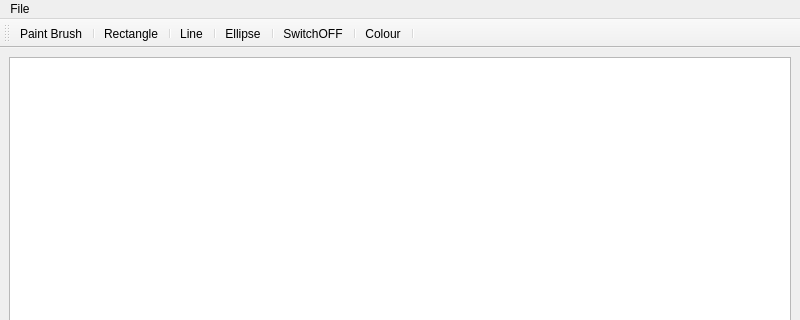
Qt form paint.ui (KirillBy/QT_Paint) before a commit; both pictures show x 0 to 800 and y 0 to 320 of the 800 by 600 pixel window.
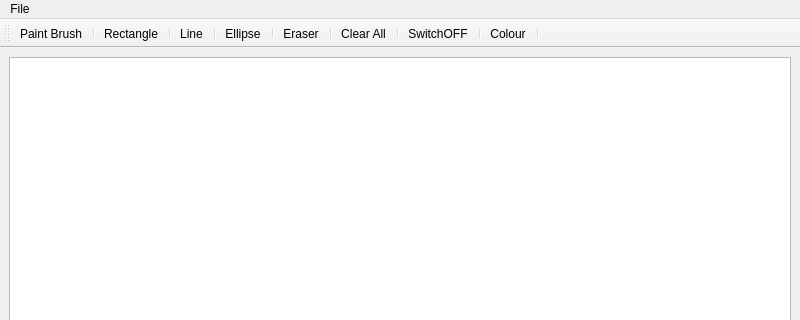
The same form after that commit. Icons and pictures are not drawn.

The edit to the form file:
```diff
--- a/paint.ui
+++ b/paint.ui
@@ -57,6 +57,10 @@
    <addaction name="separator"/>
    <addaction name="actionEllipse"/>
    <addaction name="separator"/>
+   <addaction name="actionEraser"/>
+   <addaction name="separator"/>
+   <addaction name="actionClear_All"/>
+   <addaction name="separator"/>
    <addaction name="actionSwitchOFF"/>
    <addaction name="separator"/>
    <addaction name="actionColour"/>
@@ -129,6 +133,24 @@
     <string>Line</string>
    </property>
   </action>
+  <action name="actionClear_All">
+   <property name="icon">
+    <iconset resource="resources.qrc">
+     <normaloff>:/resourses/clear.png</normaloff>:/resourses/clear.png</iconset>
+   </property>
+   <property name="text">
+    <string>Clear All</string>
+   </property>
+  </action>
+  <action name="actionEraser">
+   <property name="icon">
+    <iconset resource="resources.qrc">
+     <normaloff>:/resourses/eraser.ico</normaloff>:/resourses/eraser.ico</iconset>
+   </property>
+   <property name="text">
+    <string>Eraser</string>
+   </property>
+  </action>
  </widget>
  <resources>
   <include location="resources.qrc"/>
```
